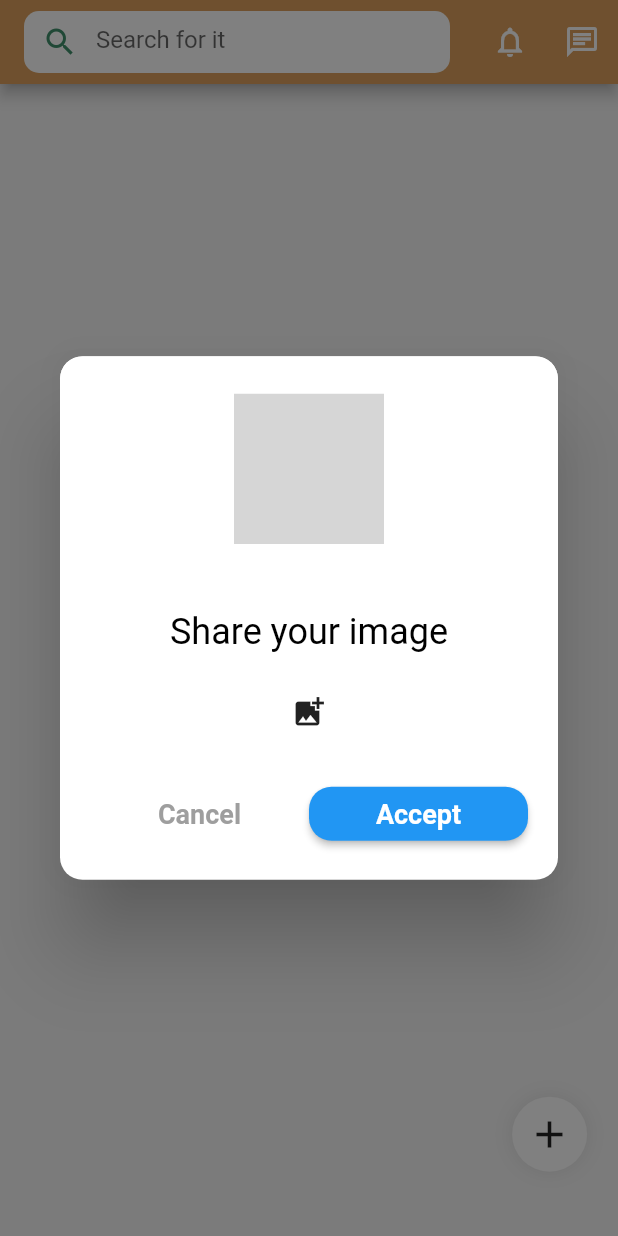
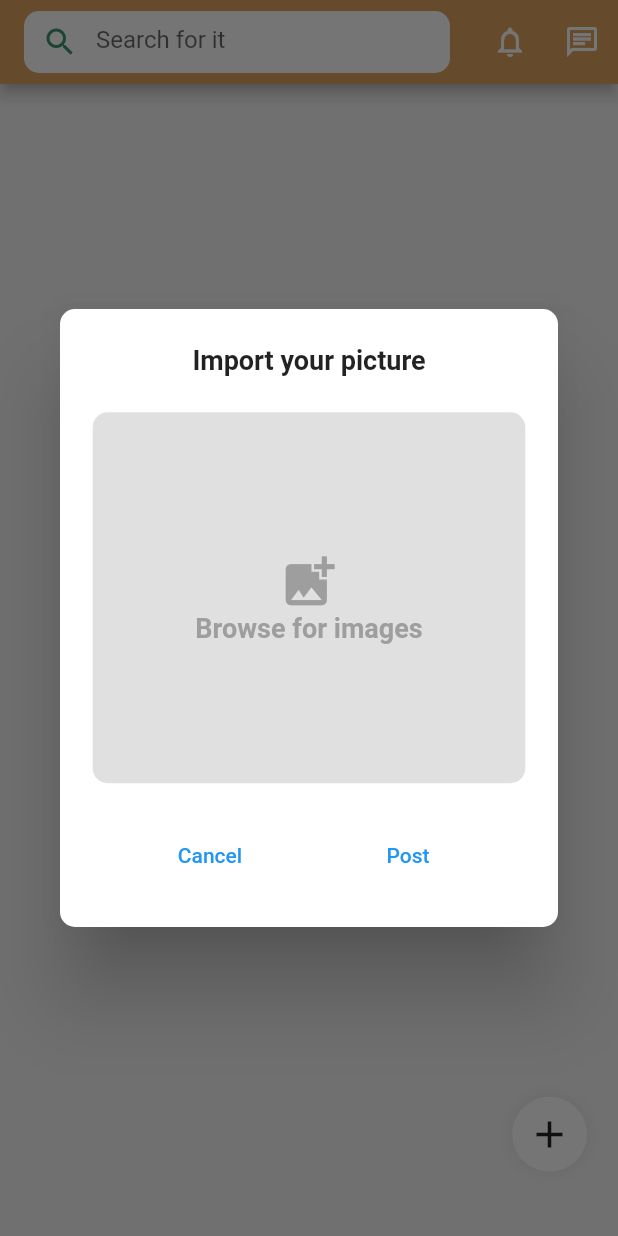
Before and after one commit to Lee-ane/travel, a Flutter app: the screen it shows after launch, after a tap on the "add" icon, on a phone screen of 412 x 824 dp. Run offline on Flutter 3.47's test engine with Material 2 defaults, Android fonts, the phone set to English and light mode, and no system bars; our stand-ins replace file_picker, google_fonts; network calls fail; grey boxes are pictures that could not be loaded.

Commit message:
first commit

```diff
--- a/lib/pages/dashboard.dart
+++ b/lib/pages/dashboard.dart
@@ -1,10 +1,10 @@
 import 'dart:async';
 
 import 'package:flutter/foundation.dart';
-import 'package:quickalert/quickalert.dart';
 import 'package:flutter/material.dart';
 import 'package:flutter_staggered_grid_view/flutter_staggered_grid_view.dart';
 import 'package:travel/style/data.dart';
+import 'package:travel/style/styles.dart';
 
 class Dashboard extends StatefulWidget {
   const Dashboard({super.key});
@@ -39,6 +39,7 @@ class _DashboardState extends State<Dashboard> {
 
   Future<void> addPost() async {
     mssg = await APIs().addPosts(imgURL);
+    imgURL = '';
     setState(() {});
   }
 
@@ -109,46 +110,105 @@ class _DashboardState extends State<Dashboard> {
             height: sH * 0.88,
             child: GestureDetector(
               onTap: () {
-                QuickAlert.show(
+                showDialog(
                     context: context,
-                  type: QuickAlertType.info,
-                  title: 'Share your image',
-                  widget: Column(
-                    children: [
-                      IconButton(
-                          onPressed: () {
-                            setState(() {
-                              uploadImg();
-                            });
-                          },
-                          icon: const Icon(Icons.add_photo_alternate)),
-                      imgURL.isNotEmpty
-                          ? SizedBox(
+                    builder: (context) {
+                      return Dialog(
+                        shape: RoundedRectangleBorder(
+                            borderRadius: BorderRadius.circular(10)),
+                        child: SizedBox(
                           width: sW,
                           height: sH * 0.5,
-                              child: Image.network(imgURL))
-                          : const SizedBox()
+                          child: StatefulBuilder(
+                            builder:
+                                (BuildContext context, StateSetter saveState) {
+                              return Column(
+                                mainAxisAlignment:
+                                    MainAxisAlignment.spaceEvenly,
+                                children: [
+                                  Text('Import your picture',
+                                      style: dialogTitle),
+                                  GestureDetector(
+                                    onTap: () async {
+                                      await uploadImg();
+                                      saveState(() {});
+                                    },
+                                    child: Container(
+                                      decoration: BoxDecoration(
+                                          color: Colors.grey.shade300,
+                                          borderRadius:
+                                              BorderRadius.circular(10)),
+                                      width: sW * 0.7,
+                                      height: sH * 0.3,
+                                      child: imgURL.isEmpty ? Column(
+                                        mainAxisAlignment:
+                                            MainAxisAlignment.center,
+                                        children: [
+                                          Icon(Icons.add_photo_alternate,
+                                              color: Colors.grey.shade500,
+                                              size: sW * 0.1),
+                                          Text('Browse for images',
+                                              style: browse),
                                         ],
+                                      ) : Image.network(imgURL),
                                     ),
-                  confirmBtnText: 'Accept',
-                  onConfirmBtnTap: () {
-                    if (imgURL.isNotEmpty) {
-                      addPost();
-                    } else {
-                      mssg = 'Cant upload image, please try again later';
-                    }
-                    ScaffoldMessenger(child: SnackBar(content: Text(mssg)));
-                    setState(() {
-                      Navigator.pop(context);
-                    });
-                  },
-                  showCancelBtn: true,
-                  cancelBtnText: 'Cancel',
-                  onCancelBtnTap: () {
+                                  ),
+                                  Row(
+                                    mainAxisAlignment:
+                                        MainAxisAlignment.spaceEvenly,
+                                    children: [
+                                      TextButton(
+                                          onPressed: () {
                                             imgURL = '';
                                             Navigator.pop(context);
                                           },
+                                          child: const Text('Cancel')),
+                                      TextButton(
+                                          onPressed: () {
+                                            addPost();
+                                            Navigator.pop(context);
+                                            setState(() {});
+                                          },
+                                          child: const Text('Post'))
+                                    ],
+                                  )
+                                ],
                               );
+                            },
+                          ),
+                        ),
+                      );
+                    });
+                // QuickAlert.show(
+                //   context: context,
+                //   type: QuickAlertType.info,
+                //   title: 'Share your image',
+                //   widget: IconButton(
+                //       onPressed: () {
+                //         setState(() {
+                //           uploadImg();
+                //         });
+                //       },
+                //       icon: const Icon(Icons.add_photo_alternate)),
+                //   confirmBtnText: 'Accept',
+                //   onConfirmBtnTap: () {
+                //     if (imgURL.isNotEmpty) {
+                //       addPost();
+                //     } else {
+                //       mssg = 'Cant upload image, please try again later';
+                //     }
+                //     setState(() {
+                //       ScaffoldMessenger.of(context).showSnackBar(SnackBar(content: Text(mssg)));
+                //       Navigator.pop(context);
+                //     });
+                //   },
+                //   showCancelBtn: true,
+                //   cancelBtnText: 'Cancel',
+                //   onCancelBtnTap: () {
+                //     imgURL = '';
+                //     Navigator.pop(context);
+                //   },
+                // );
               },
               child: Container(
                 padding: const EdgeInsets.all(10),
--- a/lib/style/data.dart
+++ b/lib/style/data.dart
@@ -4,7 +4,7 @@ import 'package:file_picker/file_picker.dart';
 import 'package:flutter/foundation.dart';
 import 'package:http/http.dart' as http;
 
-String ip = '192.168.1.178';
+String ip = 'AN';
 String urlHead = 'http://$ip:8080/api';
 
 class APIs {
--- a/lib/style/styles.dart
+++ b/lib/style/styles.dart
@@ -8,3 +8,18 @@ TextStyle logo = GoogleFonts.lobster(
     fontWeight: FontWeight.bold,
   ),
 );
+
+TextStyle browse = GoogleFonts.aBeeZee(
+  textStyle: TextStyle(
+    fontSize: 18,
+    color: Colors.grey.shade500,
+    fontWeight: FontWeight.bold,
+  ),
+);
+
+TextStyle dialogTitle = GoogleFonts.aBeeZee(
+  textStyle: const TextStyle(
+    fontSize: 18,
+    fontWeight: FontWeight.bold,
+  ),
+);
```
Lines whose indentation alone changed are shown as unchanged.
